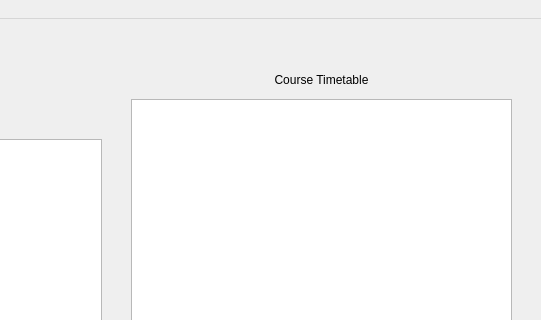
The window that UI/punchin/mainwindow.ui (lkobnas/Attendance-recording-system) describes before a commit, drawn with Qt 5; both pictures show x 259 to 800 and y 0 to 320 of the 800 by 600 pixel window.
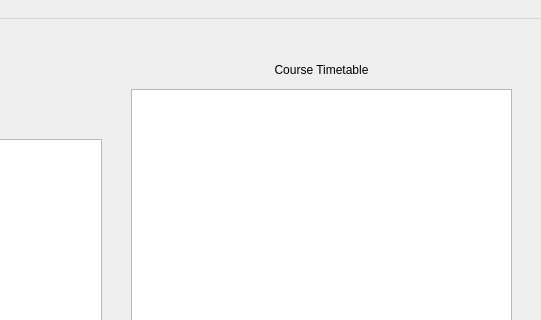
The same window after the commit.

Commit message: Completed and revised test for sending email

Diff of the .ui file:
```diff
--- a/UI/punchin/mainwindow.ui
+++ b/UI/punchin/mainwindow.ui
@@ -18,9 +18,9 @@
     <property name="geometry">
      <rect>
       <x>390</x>
-      <y>80</y>
+      <y>70</y>
       <width>381</width>
-      <height>451</height>
+      <height>461</height>
      </rect>
     </property>
     <layout class="QGridLayout" name="gridLayout_3">
@@ -94,7 +94,7 @@
     <property name="geometry">
      <rect>
       <x>390</x>
-      <y>40</y>
+      <y>30</y>
       <width>381</width>
       <height>41</height>
      </rect>
```
The commit also changes 2 other files.
